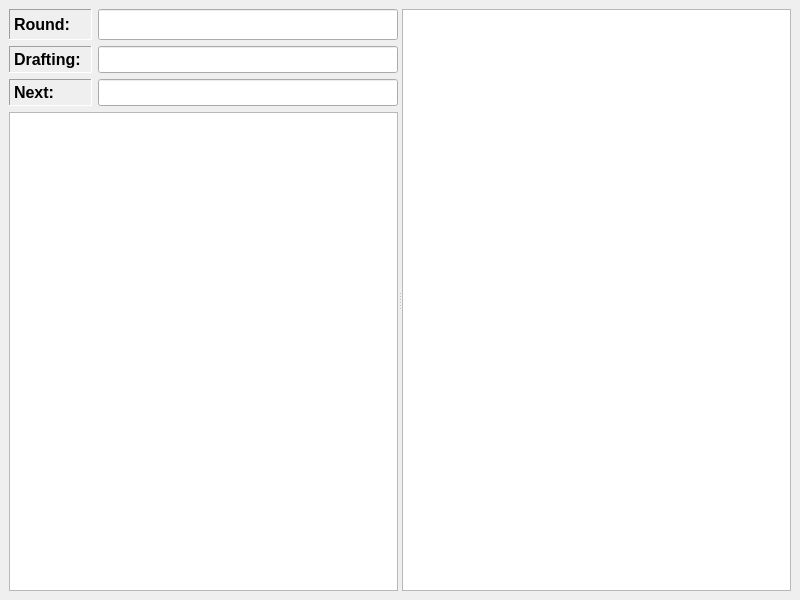
Qt form ui_mainwidget.ui (ambrice/ffdraft) before a commit.
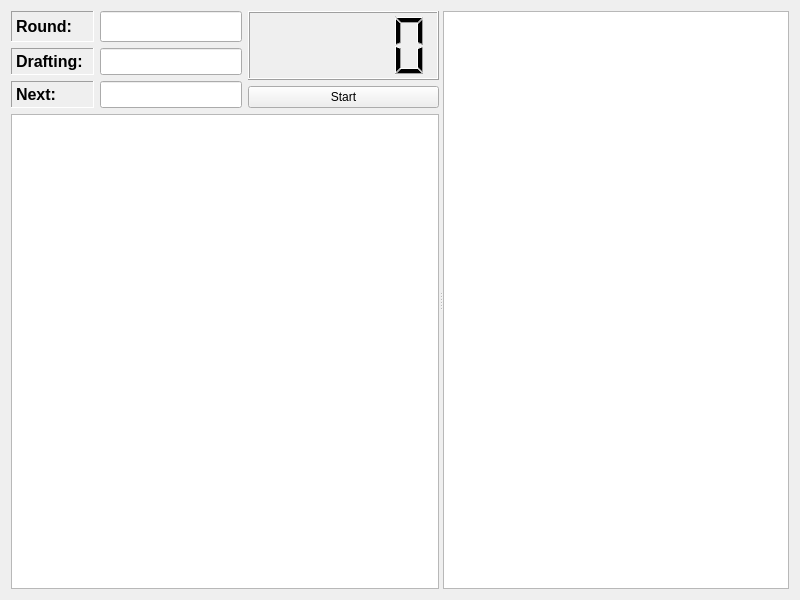
The same form after that commit.

Commit message: Added timer with LCD widget, not functional yet

Patch:
```diff
--- a/ui_mainwidget.ui
+++ b/ui_mainwidget.ui
@@ -13,110 +13,17 @@
    <string>Form</string>
   </property>
   <layout class="QVBoxLayout" >
-   <property name="margin" >
-    <number>9</number>
-   </property>
-   <property name="spacing" >
-    <number>6</number>
-   </property>
    <item>
     <widget class="QSplitter" name="splitter" >
      <property name="orientation" >
       <enum>Qt::Horizontal</enum>
      </property>
-     <widget class="QWidget" name="layoutWidget" >
+     <widget class="QWidget" name="" >
       <layout class="QVBoxLayout" >
-       <property name="margin" >
-        <number>0</number>
-       </property>
-       <property name="spacing" >
-        <number>6</number>
-       </property>
+       <item>
+        <layout class="QHBoxLayout" >
        <item>
         <layout class="QGridLayout" >
-         <property name="margin" >
-          <number>0</number>
-         </property>
-         <property name="spacing" >
-          <number>6</number>
-         </property>
-         <item row="1" column="0" >
-          <widget class="QLabel" name="label_2" >
-           <property name="font" >
-            <font>
-             <pointsize>12</pointsize>
-             <weight>75</weight>
-             <bold>true</bold>
-             <kerning>true</kerning>
-            </font>
-           </property>
-           <property name="frameShape" >
-            <enum>QFrame::Panel</enum>
-           </property>
-           <property name="frameShadow" >
-            <enum>QFrame::Sunken</enum>
-           </property>
-           <property name="text" >
-            <string>Drafting: </string>
-           </property>
-          </widget>
-         </item>
-         <item row="2" column="1" >
-          <widget class="QLineEdit" name="next_field" >
-           <property name="font" >
-            <font>
-             <pointsize>12</pointsize>
-            </font>
-           </property>
-           <property name="focusPolicy" >
-            <enum>Qt::NoFocus</enum>
-           </property>
-           <property name="text" >
-            <string/>
-           </property>
-           <property name="readOnly" >
-            <bool>true</bool>
-           </property>
-          </widget>
-         </item>
-         <item row="1" column="1" >
-          <widget class="QLineEdit" name="drafting_field" >
-           <property name="font" >
-            <font>
-             <pointsize>12</pointsize>
-            </font>
-           </property>
-           <property name="focusPolicy" >
-            <enum>Qt::NoFocus</enum>
-           </property>
-           <property name="text" >
-            <string/>
-           </property>
-           <property name="readOnly" >
-            <bool>true</bool>
-           </property>
-          </widget>
-         </item>
-         <item row="2" column="0" >
-          <widget class="QLabel" name="label_3" >
-           <property name="font" >
-            <font>
-             <pointsize>12</pointsize>
-             <weight>75</weight>
-             <bold>true</bold>
-            </font>
-           </property>
-           <property name="frameShape" >
-            <enum>QFrame::Panel</enum>
-           </property>
-           <property name="frameShadow" >
-            <enum>QFrame::Sunken</enum>
-           </property>
-           <property name="text" >
-            <string>Next:</string>
-           </property>
-          </widget>
-         </item>
          <item row="0" column="0" >
           <widget class="QLabel" name="label" >
            <property name="font" >
@@ -162,14 +69,121 @@
            </property>
           </widget>
          </item>
+           <item row="1" column="0" >
+            <widget class="QLabel" name="label_2" >
+             <property name="font" >
+              <font>
+               <pointsize>12</pointsize>
+               <weight>75</weight>
+               <bold>true</bold>
+               <kerning>true</kerning>
+              </font>
+             </property>
+             <property name="frameShape" >
+              <enum>QFrame::Panel</enum>
+             </property>
+             <property name="frameShadow" >
+              <enum>QFrame::Sunken</enum>
+             </property>
+             <property name="text" >
+              <string>Drafting: </string>
+             </property>
+            </widget>
+           </item>
+           <item row="1" column="1" >
+            <widget class="QLineEdit" name="drafting_field" >
+             <property name="font" >
+              <font>
+               <pointsize>12</pointsize>
+              </font>
+             </property>
+             <property name="focusPolicy" >
+              <enum>Qt::NoFocus</enum>
+             </property>
+             <property name="text" >
+              <string/>
+             </property>
+             <property name="readOnly" >
+              <bool>true</bool>
+             </property>
+            </widget>
+           </item>
+           <item row="2" column="0" >
+            <widget class="QLabel" name="label_3" >
+             <property name="font" >
+              <font>
+               <pointsize>12</pointsize>
+               <weight>75</weight>
+               <bold>true</bold>
+              </font>
+             </property>
+             <property name="frameShape" >
+              <enum>QFrame::Panel</enum>
+             </property>
+             <property name="frameShadow" >
+              <enum>QFrame::Sunken</enum>
+             </property>
+             <property name="text" >
+              <string>Next:</string>
+             </property>
+            </widget>
+           </item>
+           <item row="2" column="1" >
+            <widget class="QLineEdit" name="next_field" >
+             <property name="font" >
+              <font>
+               <pointsize>12</pointsize>
+              </font>
+             </property>
+             <property name="focusPolicy" >
+              <enum>Qt::NoFocus</enum>
+             </property>
+             <property name="text" >
+              <string/>
+             </property>
+             <property name="readOnly" >
+              <bool>true</bool>
+             </property>
+            </widget>
+           </item>
+          </layout>
+         </item>
+         <item>
+          <layout class="QVBoxLayout" >
+           <item>
+            <widget class="QLCDNumber" name="timerDisplay" >
+             <property name="sizePolicy" >
+              <sizepolicy vsizetype="Minimum" hsizetype="Expanding" >
+               <horstretch>0</horstretch>
+               <verstretch>0</verstretch>
+              </sizepolicy>
+             </property>
+             <property name="smallDecimalPoint" >
+              <bool>false</bool>
+             </property>
+             <property name="segmentStyle" >
+              <enum>QLCDNumber::Filled</enum>
+             </property>
+             <property name="value" stdset="0" >
+              <double>0.000000000000000</double>
+             </property>
+            </widget>
+           </item>
+           <item>
+            <widget class="QPushButton" name="pause_button" >
+             <property name="text" >
+              <string>Start</string>
+             </property>
+            </widget>
+           </item>
+          </layout>
+         </item>
         </layout>
        </item>
        <item>
         <widget class="QTableView" name="avail_view" >
          <property name="sizePolicy" >
-          <sizepolicy>
-           <hsizetype>7</hsizetype>
-           <vsizetype>7</vsizetype>
+          <sizepolicy vsizetype="Expanding" hsizetype="Expanding" >
            <horstretch>0</horstretch>
            <verstretch>0</verstretch>
           </sizepolicy>
@@ -195,9 +209,7 @@
      </widget>
      <widget class="QTreeView" name="drafted_view" >
       <property name="sizePolicy" >
-       <sizepolicy>
-        <hsizetype>5</hsizetype>
-        <vsizetype>7</vsizetype>
+       <sizepolicy vsizetype="Expanding" hsizetype="Preferred" >
         <horstretch>0</horstretch>
         <verstretch>0</verstretch>
        </sizepolicy>
```
Lines whose indentation alone changed are shown as unchanged. The commit also changes 2 other files.
